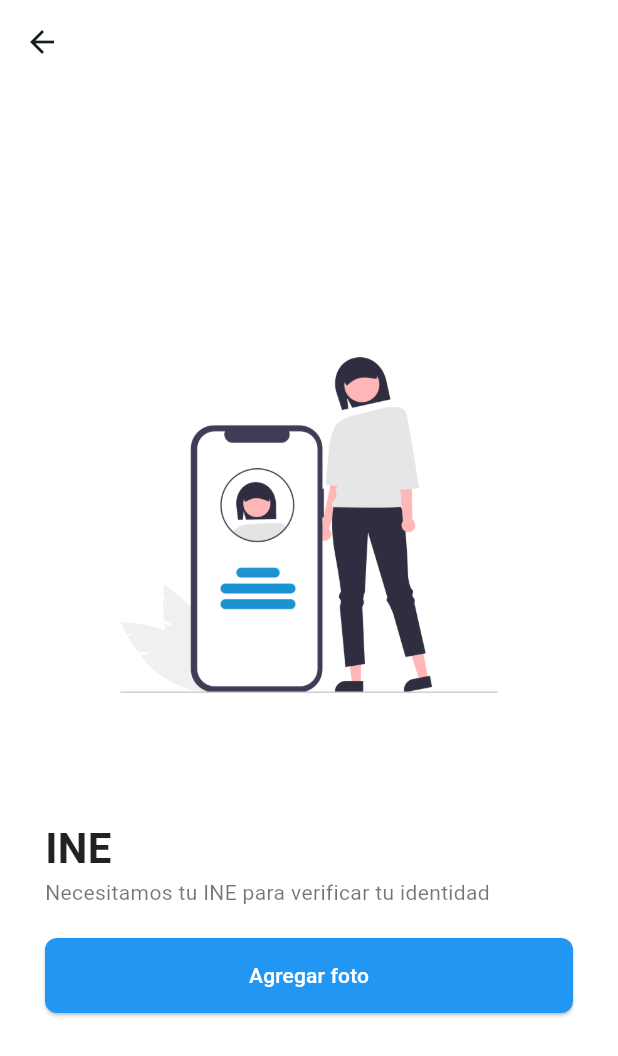
After one commit to befastcol/mobile-app, a Flutter app: the Register screen opened directly, after a tap on "Agregar foto", on a phone screen of 412 x 824 dp. The commit adds this screen. Shown: the top 1056 px of the screen. Run offline on Flutter 3.47's test engine with Material 3 defaults, Android fonts, the phone set to English and light mode, and no system bars; our stand-ins replace google_maps_flutter, image_picker, pin_code_fields.

Commit message:
add readme and init register page (#5)

```diff
--- a/lib/main.dart
+++ b/lib/main.dart
@@ -23,6 +23,6 @@
           colorScheme: ColorScheme.fromSeed(seedColor: Colors.blueGrey),
           useMaterial3: true,
         ),
-        home: const Login());
+        home: const Home());
   }
 }
--- a/lib/screens/home/orders.dart
+++ b/lib/screens/home/orders/main.dart
@@ -74,7 +74,7 @@
                           ),
                           const SizedBox(width: 6),
                           Text(
-                            "Casa de erick",
+                            "Plaza Sendera",
                             style: TextStyle(color: Colors.grey[700]),
                           )
                         ],
--- /dev/null
+++ b/lib/screens/home/register/main.dart
@@ -0,0 +1,95 @@
+import 'dart:io';
+import 'package:flutter/material.dart';
+import 'package:image_picker/image_picker.dart';
+
+class Register extends StatefulWidget {
+  const Register({super.key});
+
+  @override
+  State<Register> createState() => _RegisterState();
+}
+
+class _RegisterState extends State<Register> {
+  final ImagePicker _picker = ImagePicker();
+  XFile? _image;
+
+  Future<void> _pickImage() async {
+    try {
+      final XFile? pickedFile =
+          await _picker.pickImage(source: ImageSource.gallery);
+      if (pickedFile != null) {
+        setState(() {
+          _image = pickedFile;
+        });
+      }
+    } catch (e) {
+      print(e);
+    }
+  }
+
+  @override
+  Widget build(BuildContext context) {
+    return Scaffold(
+      appBar: AppBar(
+        backgroundColor: Colors.white,
+        surfaceTintColor: Colors.transparent,
+      ),
+      backgroundColor: Colors.white,
+      body: SafeArea(
+        child: Center(
+          child: SingleChildScrollView(
+            child: Container(
+              margin: const EdgeInsets.all(30),
+              child: Column(
+                mainAxisAlignment: MainAxisAlignment.center,
+                crossAxisAlignment: CrossAxisAlignment.start,
+                children: [
+                  if (_image != null)
+                    Image.file(File(_image!.path))
+                  else
+                    const Image(
+                      image: AssetImage('assets/name.png'),
+                    ),
+                  const SizedBox(height: 50),
+                  const Text(
+                    'INE',
+                    textAlign: TextAlign.left,
+                    style: TextStyle(
+                      color: Colors.black87,
+                      fontSize: 28,
+                      fontWeight: FontWeight.bold,
+                    ),
+                  ),
+                  const Text(
+                    'Necesitamos tu INE para verificar tu identidad',
+                    style: TextStyle(
+                      color: Colors.black54,
+                    ),
+                  ),
+                  const SizedBox(height: 20),
+                  SizedBox(
+                    width: double.infinity,
+                    child: ElevatedButton(
+                      onPressed: _pickImage,
+                      style: ElevatedButton.styleFrom(
+                        minimumSize: const Size(double.infinity, 50),
+                        shape: RoundedRectangleBorder(
+                          borderRadius: BorderRadius.circular(8),
+                        ),
+                        backgroundColor: Colors.blue,
+                      ),
+                      child: const Text(
+                        'Agregar foto',
+                        style: TextStyle(color: Colors.white),
+                      ),
+                    ),
+                  ),
+                ],
+              ),
+            ),
+          ),
+        ),
+      ),
+    );
+  }
+}
--- a/lib/widgets/my_drawer.dart
+++ b/lib/widgets/my_drawer.dart
@@ -1,5 +1,6 @@
-import 'package:be_fast/screens/home/orders.dart';
-import 'package:be_fast/screens/home/profile.dart';
+import 'package:be_fast/screens/home/register/main.dart';
+import 'package:be_fast/screens/home/orders/main.dart';
+import 'package:be_fast/screens/home/profile/main.dart';
 import 'package:flutter/material.dart';
 
 class MyDrawer extends StatefulWidget {
@@ -15,7 +16,7 @@
 
   @override
   void initState() {
-    hasAdminAccess = true;
+    hasAdminAccess = false;
     hasDeliveryAccess = false;
     super.initState();
   }
@@ -38,7 +39,7 @@
             currentAccountPictureSize: const Size(60, 60),
             accountEmail: const Text('(312)312-3123'),
             accountName: const Text(
-              'Eduardo Apps',
+              'Eduardo',
               style: TextStyle(fontSize: 24.0),
             ),
             decoration: const BoxDecoration(
@@ -83,7 +84,10 @@
               trailing: const Icon(Icons.navigate_next),
               title: const Text('Quiero ser repartidor'),
               onTap: () {
-                // Acción al presionar
+                Navigator.push(
+                  context,
+                  MaterialPageRoute(builder: (context) => const Register()),
+                );
               },
             ),
           if (hasDeliveryAccess)
--- a/pubspec.yaml
+++ b/pubspec.yaml
@@ -15,6 +15,7 @@
     pin_code_fields: ^8.0.1
     google_maps_flutter: ^2.5.0
     geolocator: ^10.1.0
+    image_picker: ^1.0.5
 
 dev_dependencies:
     flutter_test:
```
Also changed, not shown: lib/screens/home/profile/main.dart (renamed from lib/screens/home/profile.dart), pubspec.lock, 3 other files.
